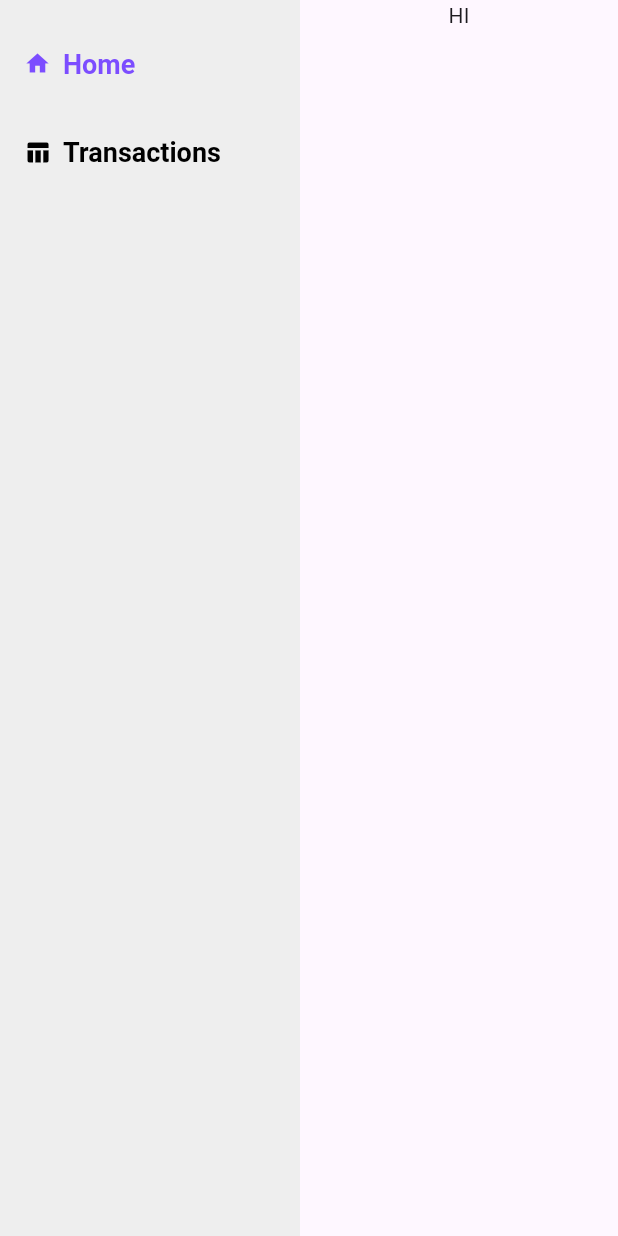
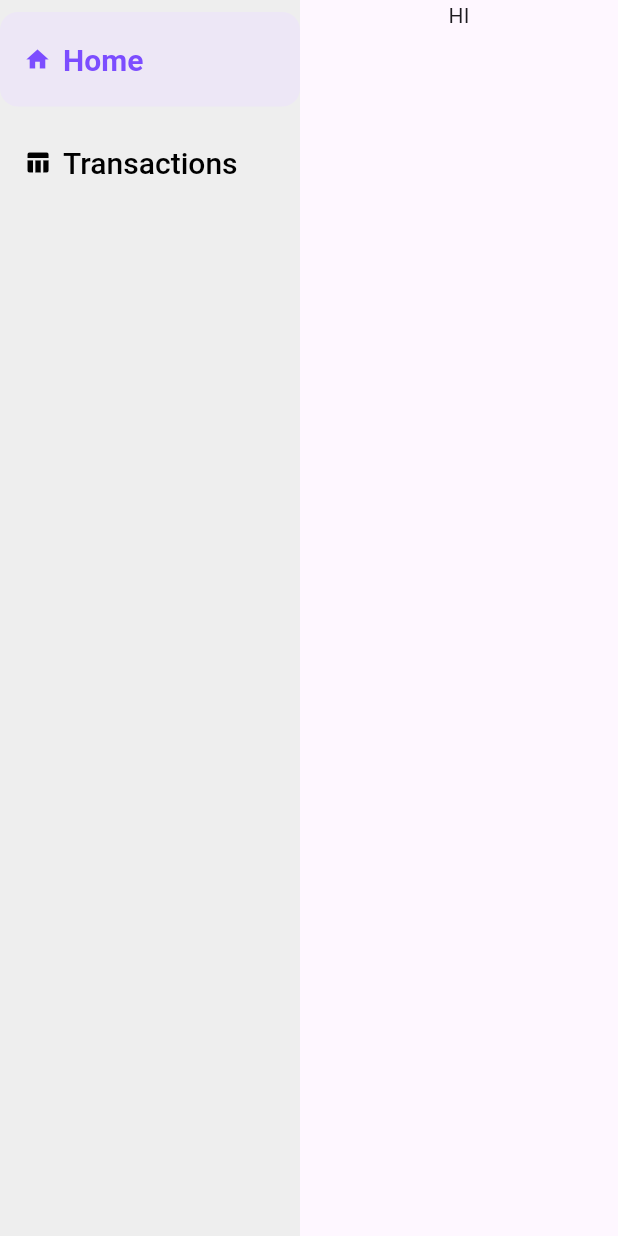
Before and after one commit to Nicholaskl/flasking_around, a Flutter app: the screen it shows after launch, on a phone screen of 412 x 824 dp. Run offline on Flutter 3.47's test engine with Material 3 defaults, Android fonts, the phone set to English and light mode, and no system bars; our stand-ins replace go_router; missing offline and left inert: fluent_ui, flutter_acrylic, pluto_grid, system_theme, window_manager; statements that could not run were skipped.

Commit message:
Theme detailing for buttons

```diff
--- a/flutter_flasking_around/lib/main.dart
+++ b/flutter_flasking_around/lib/main.dart
@@ -218,7 +218,7 @@ class _NavDrawerState extends State<NavDrawer> {
     );
 
     Widget buildMenuItems(BuildContext context) => Container(
-      padding: const EdgeInsets.all(16),
+      padding: const EdgeInsets.symmetric(vertical: 8),
       child: Column(
         children: menuItems.map((e) => menuItem(context, e[0], e[1], e[2])).toList(),
       )
@@ -229,8 +229,12 @@ class _NavDrawerState extends State<NavDrawer> {
       child: TextButton(
         style: TextButton.styleFrom(
           foregroundColor: _selected == route ? _appTheme.color: Colors.black,
-          textStyle: _appTheme.menuFont,
-          padding: const EdgeInsets.symmetric(vertical: 16),
+          backgroundColor: _selected == route? _appTheme.behindColor: Colors.transparent,
+          textStyle: _selected == route ? _appTheme.menuFontActive: _appTheme.menuFont,
+          shape: RoundedRectangleBorder(
+            borderRadius: BorderRadius.circular(12.0)
+          ),
+          padding: const EdgeInsets.symmetric(horizontal: 16, vertical: 20),
         ),
         child: Row(
           children: [
--- a/flutter_flasking_around/lib/theme.dart
+++ b/flutter_flasking_around/lib/theme.dart
@@ -10,11 +10,17 @@ enum NavigationIndicators { sticky, end }
 
 class AppTheme extends ChangeNotifier {
   Color color = Colors.deepPurpleAccent;
+  Color behindColor = Colors.deepPurple.shade50;
   TextDirection textDirection = TextDirection.ltr;
   WindowEffect windowEffect = WindowEffect.disabled;
 
   TextStyle menuFont = const TextStyle(
-    fontSize: 18,
+    fontSize: 20,
+    fontWeight: FontWeight.w500
+  );
+
+  TextStyle menuFontActive = const TextStyle(
+    fontSize: 20,
     fontWeight: FontWeight.w600
   );
 
```
